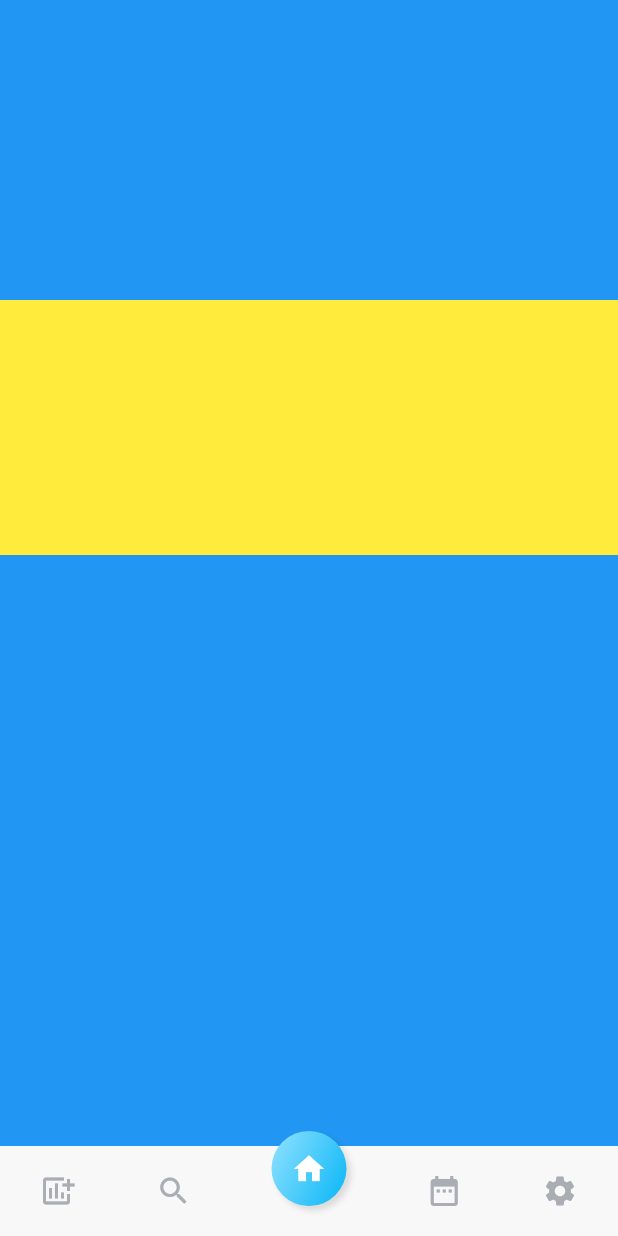
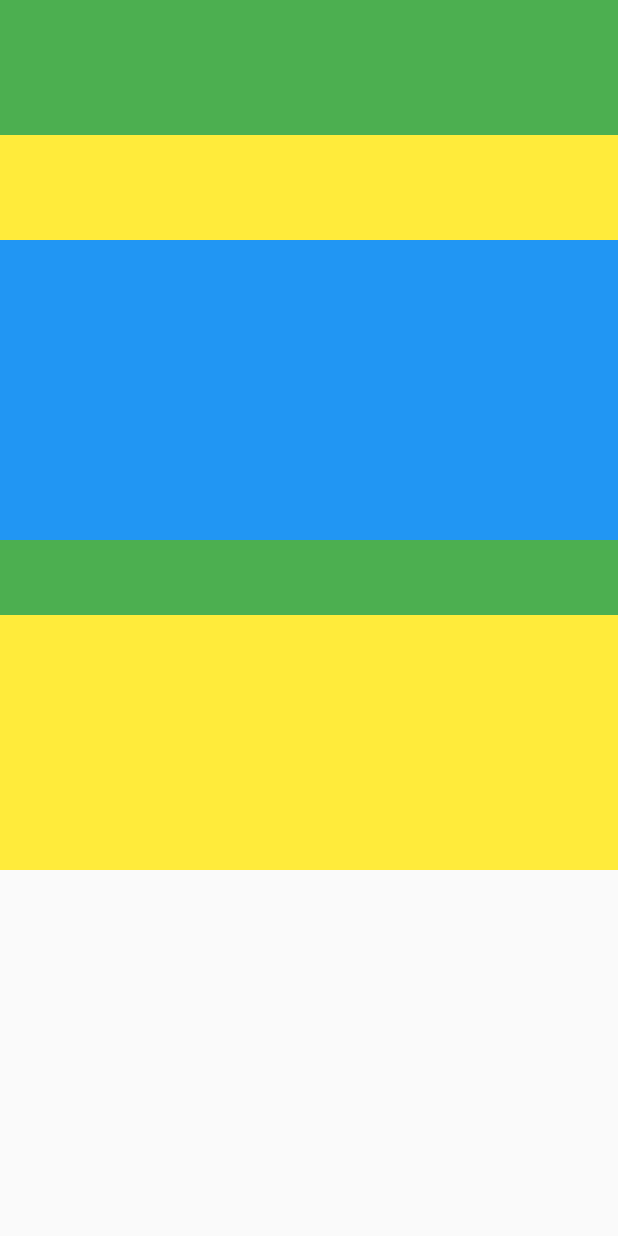
Before and after one commit to akincemtutal9/FitnessTrackerNutritionistMobileApp, a Flutter app: the screen it shows after launch, on a phone screen of 412 x 824 dp. Run offline on Flutter 3.47's test engine with Material 2 defaults, Android fonts, the phone set to English and light mode, and no system bars.

Commit message:
DetailPages
DetailPages

```diff
--- a/lib/main.dart
+++ b/lib/main.dart
@@ -1,6 +1,5 @@
 // ignore_for_file: prefer_const_constructors
 
-import 'package:dietera/pages/details/details.dart';
 import 'package:dietera/pages/details/details.dart';
 import 'package:dietera/pages/home/widgets/home.dart';
 import 'package:flutter/material.dart';
@@ -20,7 +19,7 @@ class MyApp extends StatelessWidget {
       title: 'Fitness Tracker',
       theme: ThemeData(),
       debugShowCheckedModeBanner: false,
-      home: HomePage(),
+      home: DetailsPage(),
 
 
 
--- a/lib/pages/details/details.dart
+++ b/lib/pages/details/details.dart
@@ -1,3 +1,8 @@
+import 'package:dietera/pages/details/widgets/dates.dart';
+import 'package:dietera/pages/details/widgets/graph.dart';
+import 'package:dietera/pages/details/widgets/info.dart';
+import 'package:dietera/pages/details/widgets/stats.dart';
+import 'package:dietera/pages/details/widgets/steps.dart';
 import 'package:flutter/services.dart';
 import 'package:flutter/material.dart';
 
@@ -7,7 +12,24 @@ class DetailsPage extends StatelessWidget {
   @override
   Widget build(BuildContext context) {
     return Scaffold(
-      body: Container(),
+      body: Column(
+        children: [
+          Dates(),
+          Steps(),
+          Graph(),
+          Info(),
+          Stats(),
+
+
+
+
+
+        ],
+
+
+
+
+      ),
 
 
 
--- /dev/null
+++ b/lib/pages/details/widgets/dates.dart
@@ -0,0 +1,17 @@
+import 'package:flutter/services.dart';
+import 'package:flutter/material.dart';
+
+class Dates extends StatelessWidget {
+  const Dates({Key? key}) : super(key: key);
+
+  @override
+  Widget build(BuildContext context) {
+    return Container(
+      width: double.infinity,
+      height: 90,
+      color: Colors.green,
+
+
+    );
+  }
+}
--- /dev/null
+++ b/lib/pages/details/widgets/graph.dart
@@ -0,0 +1,17 @@
+import 'package:flutter/services.dart';
+import 'package:flutter/material.dart';
+
+class Graph extends StatelessWidget {
+  const Graph({Key? key}) : super(key: key);
+
+  @override
+  Widget build(BuildContext context) {
+    return Container(
+      width: double.infinity,
+      height: 200,
+      color: Colors.blue,
+
+
+    );
+  }
+}
--- /dev/null
+++ b/lib/pages/details/widgets/info.dart
@@ -0,0 +1,17 @@
+import 'package:flutter/services.dart';
+import 'package:flutter/material.dart';
+
+class Info extends StatelessWidget {
+  const Info({Key? key}) : super(key: key);
+
+  @override
+  Widget build(BuildContext context) {
+    return Container(
+      width: double.infinity,
+      height: 50,
+      color: Colors.green,
+
+
+    );
+  }
+}
--- /dev/null
+++ b/lib/pages/details/widgets/stats.dart
@@ -0,0 +1,17 @@
+import 'package:flutter/services.dart';
+import 'package:flutter/material.dart';
+
+class Stats extends StatelessWidget {
+  const Stats({Key? key}) : super(key: key);
+
+  @override
+  Widget build(BuildContext context) {
+    return Container(
+      width: double.infinity,
+      height: 170,
+      color: Colors.yellow,
+
+
+    );
+  }
+}
--- /dev/null
+++ b/lib/pages/details/widgets/steps.dart
@@ -0,0 +1,17 @@
+import 'package:flutter/services.dart';
+import 'package:flutter/material.dart';
+
+class Steps extends StatelessWidget {
+  const Steps({Key? key}) : super(key: key);
+
+  @override
+  Widget build(BuildContext context) {
+    return Container(
+      width: double.infinity,
+      height: 70,
+      color: Colors.yellow,
+
+
+    );
+  }
+}
```
